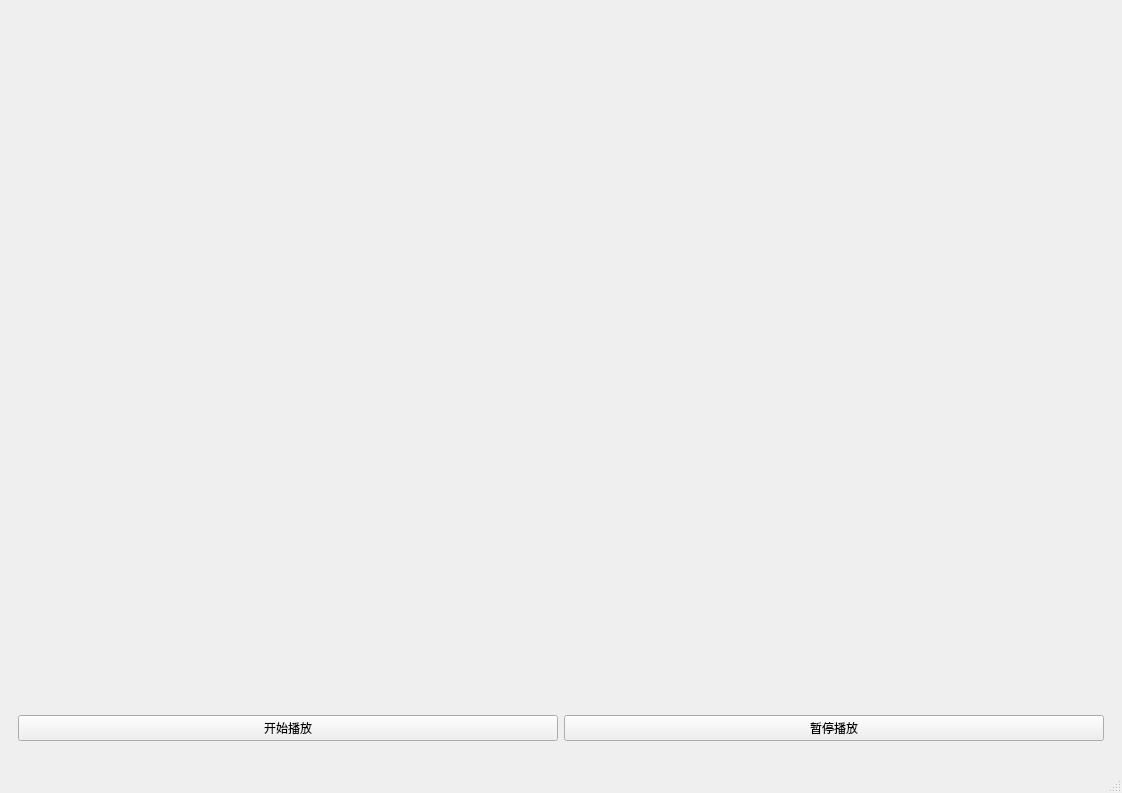
The window that src/ui/mainwindow.ui (xyhez/TinyVideoProcessor) describes before a commit, drawn with Qt 5.
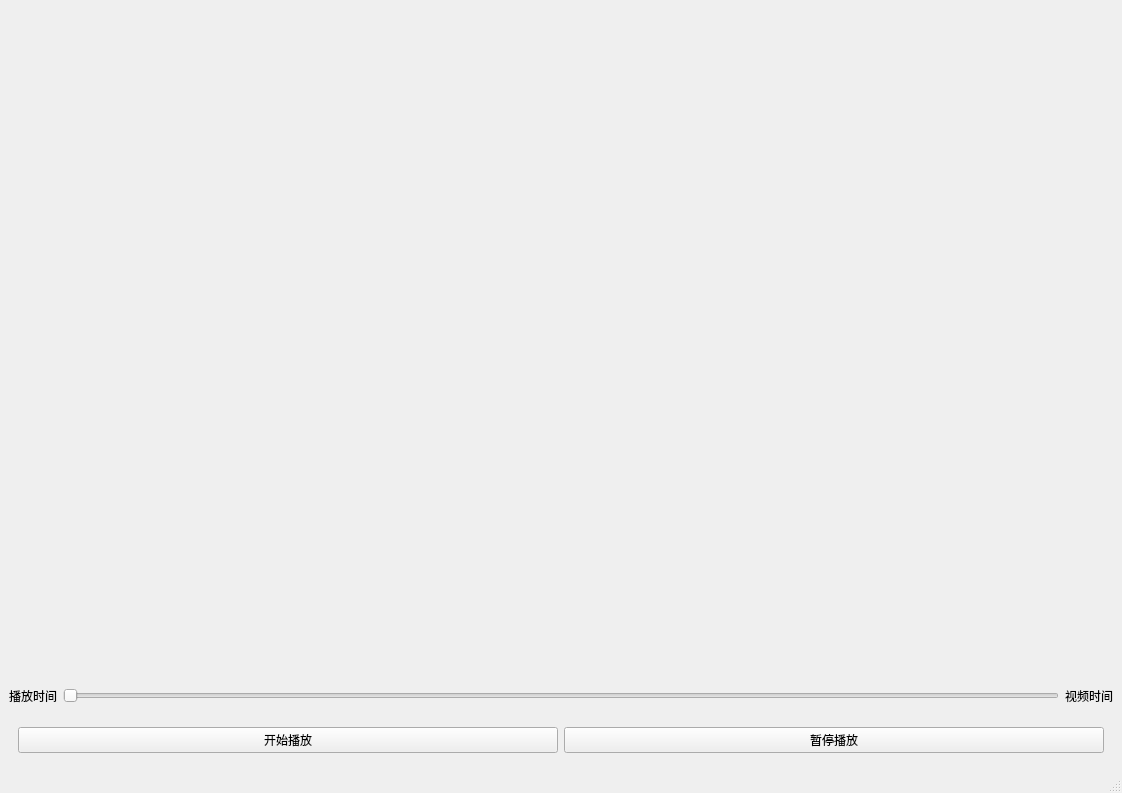
The same window after the commit.

The edit to the form file:
```diff
--- a/src/ui/mainwindow.ui
+++ b/src/ui/mainwindow.ui
@@ -14,10 +14,35 @@
    <string>MainWindow</string>
   </property>
   <widget class="QWidget" name="centralwidget">
-   <layout class="QVBoxLayout" name="verticalLayout" stretch="10,1">
+   <layout class="QVBoxLayout" name="verticalLayout" stretch="20,1,1">
     <item>
      <widget class="QWidget" name="video_widget" native="true"/>
     </item>
+    <item>
+     <layout class="QHBoxLayout" name="horizontalLayout_2">
+      <item>
+       <widget class="QLabel" name="label_position">
+        <property name="text">
+         <string>播放时间</string>
+        </property>
+       </widget>
+      </item>
+      <item>
+       <widget class="QSlider" name="slider_progress">
+        <property name="orientation">
+         <enum>Qt::Horizontal</enum>
+        </property>
+       </widget>
+      </item>
+      <item>
+       <widget class="QLabel" name="label_duration">
+        <property name="text">
+         <string>视频时间</string>
+        </property>
+       </widget>
+      </item>
+     </layout>
+    </item>
     <item>
      <widget class="QWidget" name="widget_func" native="true">
       <layout class="QHBoxLayout" name="horizontalLayout">
```
Left out of the diff: 2 changed lines with no effect on the pictures.
